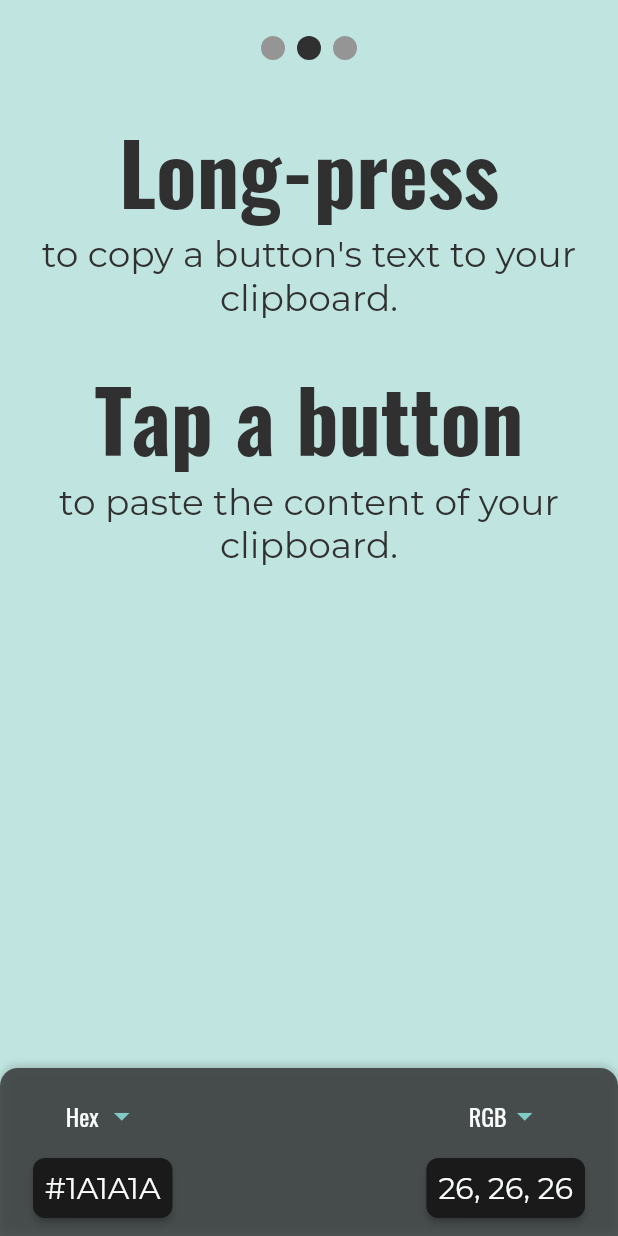
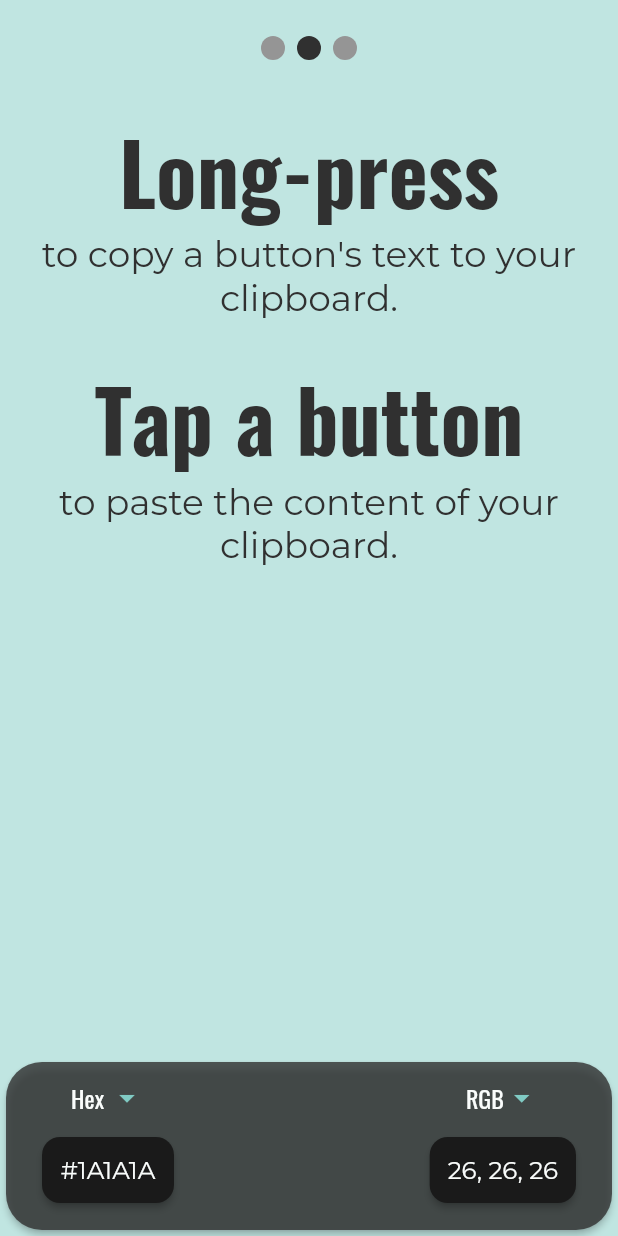
Before and after one commit to drogel/colored, a Flutter app: the screen it shows after launch, swiped to page 2, on a phone screen of 412 x 824 dp. Run offline on Flutter 3.47's test engine with Material 2 defaults, Android fonts, the phone set to English and light mode, and no system bars; drawn by our look-alikes of auto_size_text, smooth_page_indicator; our stand-ins replace shared_preferences, transparent_image; missing offline and left inert: expandable_slider; statements that could not run were skipped; project files that could hold a hidden picture were left out.

Commit message:
polishes stylistic elements (#7)
* re-styles containers

* fixes names grid paddings

```diff
--- a/lib/sources/app/styling/padding/default_padding_scheme.dart
+++ b/lib/sources/app/styling/padding/default_padding_scheme.dart
@@ -10,6 +10,9 @@ class DefaultPaddingScheme implements PaddingScheme {
   double get base => padding.base;
 
   @override
+  EdgeInsets get large => padding.large;
+
+  @override
   EdgeInsets get medium => padding.medium;
 
   @override
--- a/lib/sources/app/styling/padding/padding_constants.dart
+++ b/lib/sources/app/styling/padding/padding_constants.dart
@@ -2,8 +2,10 @@ import 'package:flutter/painting.dart';
 
 const base = 24.0;
 
-const medium = EdgeInsets.all(base/3);
+const large = EdgeInsets.all(base / 2);
 
-const small = EdgeInsets.all(base/6);
+const medium = EdgeInsets.all(base / 3);
 
-const vertical = EdgeInsets.symmetric(horizontal: base/6, vertical: base/2);
+const small = EdgeInsets.all(base / 6);
+
+const vertical = EdgeInsets.symmetric(horizontal: base / 3, vertical: base / 2);
--- a/lib/sources/app/styling/padding/padding_scheme.dart
+++ b/lib/sources/app/styling/padding/padding_scheme.dart
@@ -2,6 +2,8 @@ import 'package:flutter/material.dart';
 
 abstract class PaddingScheme {
   double get base;
+
+  EdgeInsets get large;
 
   EdgeInsets get medium;
 
--- a/lib/sources/app/styling/radii/radius_constants.dart
+++ b/lib/sources/app/styling/radii/radius_constants.dart
@@ -1,3 +1,3 @@
-const small = 4.0;
-const medium = 8.0;
-const large = 12.0;
+const small = 6.0;
+const medium = small * 2;
+const large = small * 4;
--- a/lib/sources/presentation/layouts/converter/converter_body_layout.dart
+++ b/lib/sources/presentation/layouts/converter/converter_body_layout.dart
@@ -1,12 +1,13 @@
 import 'package:colored/sources/domain/data_models/format.dart';
 import 'package:colored/sources/domain/view_models/converter/converter_data.dart';
+import 'package:colored/sources/app/styling/padding/padding_data.dart';
 import 'package:colored/sources/presentation/widgets/buttons/dropdown_format_button.dart';
 import 'package:colored/sources/presentation/widgets/containers/overlay_container.dart';
 import 'package:colored/sources/presentation/widgets/containers/swiping_cross_fade.dart';
 import 'package:colored/sources/presentation/widgets/sliders/color_sliders.dart';
 import 'package:flutter/material.dart';
 
-const _kFormatButtonMinSpace = 160.0;
+const _kFormatButtonMinSpace = 140.0;
 
 class ConverterBodyLayout extends StatelessWidget {
   const ConverterBodyLayout({
@@ -22,6 +23,7 @@ class ConverterBodyLayout extends StatelessWidget {
   @override
   Widget build(BuildContext context) {
     final data = ConverterData.of(context);
+    final padding = PaddingData.of(context).paddingScheme;
     return Stack(
       alignment: Alignment.bottomCenter,
       children: <Widget>[
@@ -31,7 +33,7 @@ class ConverterBodyLayout extends StatelessWidget {
             showChild: showSliders,
             enableGestures: enableGestures,
             header: Padding(
-              padding: const EdgeInsets.symmetric(horizontal: 22),
+              padding: EdgeInsets.symmetric(horizontal: padding.base),
               child: LayoutBuilder(
                 builder: (_, constraints) => Row(
                   mainAxisAlignment:
--- a/lib/sources/presentation/layouts/names_list/names_list_grid.dart
+++ b/lib/sources/presentation/layouts/names_list/names_list_grid.dart
@@ -22,12 +22,15 @@ class NamesListGrid extends StatelessWidget {
   @override
   Widget build(BuildContext context) {
     final padding = PaddingData.of(context).paddingScheme;
+    final mediaQuery = MediaQuery.of(context);
+    final viewInsets = mediaQuery.viewInsets;
+    final safeAreaPadding = mediaQuery.padding;
     return BackgroundContainer(
       child: SafeArea(
         bottom: false,
         child: LayoutBuilder(
           builder: (_, constraints) => GridView.builder(
-            padding: padding.vertical,
+            padding: padding.vertical.add(viewInsets).add(safeAreaPadding),
             itemCount: namedColors.length,
             gridDelegate: SliverGridDelegateWithFixedCrossAxisCount(
               crossAxisCount: _computeCrossAxisCount(constraints),
--- a/lib/sources/presentation/widgets/buttons/primary_button.dart
+++ b/lib/sources/presentation/widgets/buttons/primary_button.dart
@@ -30,8 +30,8 @@ class PrimaryButton extends StatelessWidget {
       shape: RoundedRectangleBorder(
         borderRadius: BorderRadius.all(radii.medium),
       ),
-      padding: padding ?? paddingScheme.medium,
-      child: Text(title, style: textStyle, textScaleFactor: 1),
+      padding: padding ?? paddingScheme.large,
+      child: Text(title, style: textStyle, textScaleFactor: 0.82),
     );
   }
 }
--- a/lib/sources/presentation/widgets/containers/color_card.dart
+++ b/lib/sources/presentation/widgets/containers/color_card.dart
@@ -37,7 +37,11 @@ class ColorCard extends StatelessWidget {
         child: Align(
           alignment: Alignment.bottomCenter,
           child: Container(
-            color: primaryColorDark.withOpacity(opacity.overlay),
+            margin: padding.small,
+            decoration: BoxDecoration(
+              color: primaryColorDark.withOpacity(opacity.overlay),
+              borderRadius: BorderRadius.all(radii.medium),
+            ),
             child: ListTile(
               title: Text(title),
               subtitle: Text(subtitle),
--- a/lib/sources/presentation/widgets/containers/overlay_container.dart
+++ b/lib/sources/presentation/widgets/containers/overlay_container.dart
@@ -2,6 +2,8 @@ import 'package:colored/sources/app/styling/opacity/opacity_data.dart';
 import 'package:colored/sources/app/styling/padding/padding_data.dart';
 import 'package:colored/sources/app/styling/radii/radius_data.dart';
 import 'package:flutter/material.dart';
+
+import '../../../app/styling/padding/padding_scheme.dart';
 
 class OverlayContainer extends StatelessWidget {
   const OverlayContainer({
@@ -18,29 +20,39 @@ class OverlayContainer extends StatelessWidget {
     final colorScheme = Theme.of(context).colorScheme;
     final radii = RadiusData.of(context).radiiScheme;
     final padding = PaddingData.of(context).paddingScheme;
-    final defaultPadding = EdgeInsets.symmetric(vertical: padding.medium.top);
+    final defaultPaddingValue = padding.large.bottom + padding.small.bottom;
+    final defaultPadding = EdgeInsets.only(bottom: defaultPaddingValue);
+    final deviceSafeArea = MediaQuery.of(context).padding;
     final opacity = OpacityData.of(context).opacityScheme;
     return SafeArea(
-      bottom: false,
-      top: false,
-      child: Container(
-        padding: this.padding ?? defaultPadding,
-        decoration: BoxDecoration(
-          color: colorScheme.primary.withOpacity(opacity.overlay),
-          borderRadius: BorderRadius.only(
-            topLeft: radii.large,
-            topRight: radii.large,
+      child: OrientationBuilder(
+        builder: (_, orientation) => Padding(
+          padding: _getPadding(orientation, deviceSafeArea, padding),
+          child: Material(
+            elevation: 2,
+            color: colorScheme.primary.withOpacity(opacity.overlay),
+            borderRadius: BorderRadius.all(radii.large),
+            child: Padding(
+              padding: this.padding ?? defaultPadding,
+              child: child,
+            ),
           ),
-          boxShadow: [
-            BoxShadow(
-              color: colorScheme.primary.withOpacity(opacity.shadow),
-              offset: const Offset(0, -2),
-              blurRadius: 4,
-            )
-          ],
         ),
-        child: SafeArea(child: child),
       ),
     );
   }
+
+  EdgeInsets _getPadding(
+    Orientation orientation,
+    EdgeInsets deviceSafeArea,
+    PaddingScheme paddingScheme,
+  ) {
+    if (orientation == Orientation.portrait) {
+      return deviceSafeArea.bottom == 0
+          ? paddingScheme.small
+          : EdgeInsets.symmetric(horizontal: deviceSafeArea.bottom / 2);
+    } else {
+      return paddingScheme.small;
+    }
+  }
 }
```
